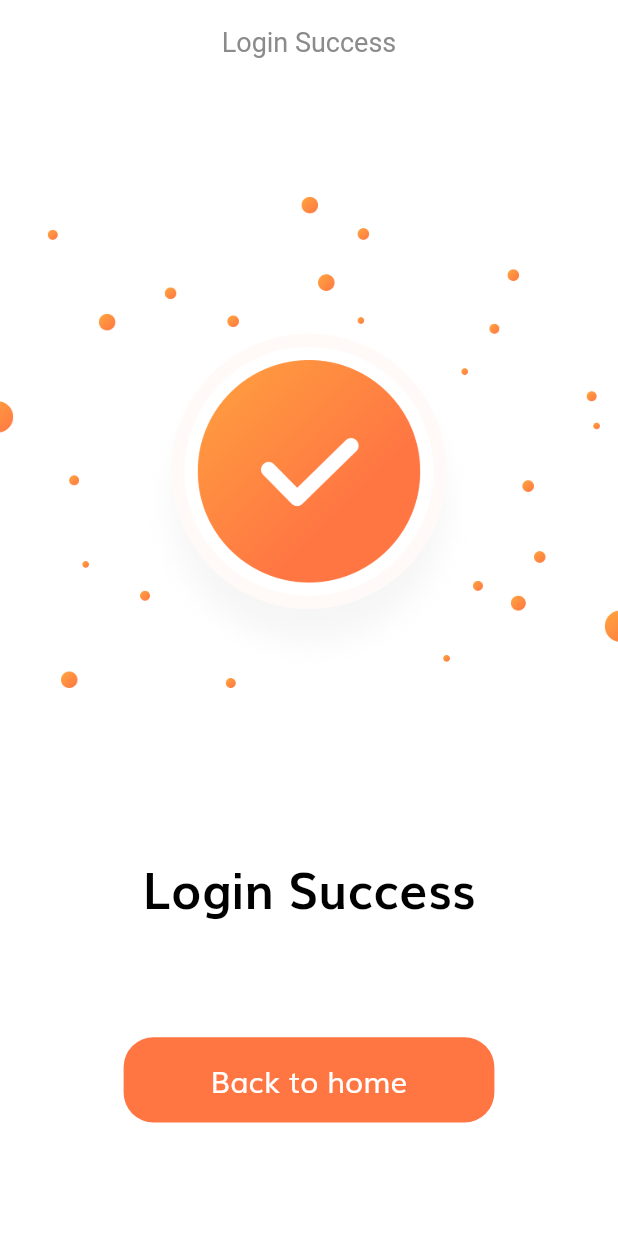
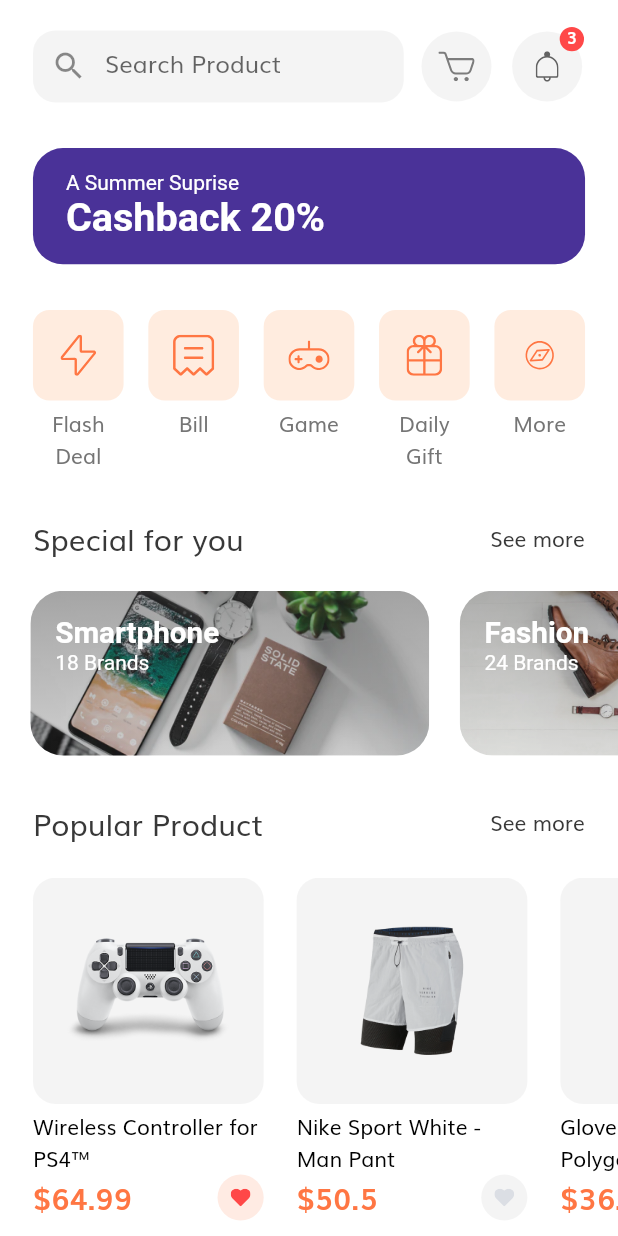
Before and after one commit to DARWINDEV/ecommerce, a Flutter app: the LoginSuccessScreen screen opened by its route, after a tap on "Back to home", on a phone screen of 412 x 824 dp. Run offline on Flutter 3.47's test engine with Material 2 defaults, Android fonts, the phone set to English and light mode, and no system bars; our stand-ins replace flutter_svg.

Commit message:
HomePage

```diff
--- /dev/null
+++ b/lib/src/models/categoriesData.dart
@@ -0,0 +1,7 @@
+List<Map<String, dynamic>> categories = [
+  {'icon': 'assets/icons/Flash Icon.svg', 'text': 'Flash Deal'},
+  {'icon': 'assets/icons/Bill Icon.svg' , 'text': 'Bill'},
+  {'icon': 'assets/icons/Game Icon.svg' , 'text': 'Game'},
+  {'icon': 'assets/icons/Gift Icon.svg' , 'text': 'Daily Gift'},
+  {'icon': 'assets/icons/Discover.svg'   , 'text': 'More'}
+];
--- /dev/null
+++ b/lib/src/models/product.dart
@@ -0,0 +1,103 @@
+import 'package:flutter/material.dart';
+
+class Product {
+  final int id;
+  final String title, description;
+  final List<String> images;
+  final List<Color> colors;
+  final double rating, price;
+  final bool isFavourite, isPopular;
+
+  Product({
+    required this.id,
+    required this.images,
+    required this.colors,
+    this.rating = 0.0,
+    this.isFavourite = false,
+    this.isPopular = false,
+    required this.title,
+    required this.price,
+    required this.description,
+  });
+}
+
+// Our demo Products
+
+List<Product> demoProducts = [
+  Product(
+    id: 1,
+    images: [
+      "assets/images/ps4_console_white_1.png",
+      "assets/images/ps4_console_white_2.png",
+      "assets/images/ps4_console_white_3.png",
+      "assets/images/ps4_console_white_4.png",
+    ],
+    colors: [
+      Color(0xFFF6625E),
+      Color(0xFF836DB8),
+      Color(0xFFDECB9C),
+      Colors.white,
+    ],
+    title: "Wireless Controller for PS4™",
+    price: 64.99,
+    description: description,
+    rating: 4.8,
+    isFavourite: true,
+    isPopular: true,
+  ),
+  Product(
+    id: 2,
+    images: [
+      "assets/images/Image Popular Product 2.png",
+    ],
+    colors: [
+      Color(0xFFF6625E),
+      Color(0xFF836DB8),
+      Color(0xFFDECB9C),
+      Colors.white,
+    ],
+    title: "Nike Sport White - Man Pant",
+    price: 50.5,
+    description: description,
+    rating: 4.1,
+    isPopular: true,
+  ),
+  Product(
+    id: 3,
+    images: [
+      "assets/images/glap.png",
+    ],
+    colors: [
+      Color(0xFFF6625E),
+      Color(0xFF836DB8),
+      Color(0xFFDECB9C),
+      Colors.white,
+    ],
+    title: "Gloves XC Omega - Polygon",
+    price: 36.55,
+    description: description,
+    rating: 4.1,
+    isFavourite: true,
+    isPopular: true,
+  ),
+  Product(
+    id: 4,
+    images: [
+      "assets/images/wireless headset.png",
+    ],
+    colors: [
+      Color(0xFFF6625E),
+      Color(0xFF836DB8),
+      Color(0xFFDECB9C),
+      Colors.white,
+    ],
+    title: "Logitech Head",
+    price: 20.20,
+    description: description,
+    rating: 4.1,
+    isFavourite: true,
+  ),
+];
+
+const String description =
+    "Wireless Controller for PS4™ gives you what you want in your gaming from over precision control your games to sharing …";
--- a/lib/src/routes/routes.dart
+++ b/lib/src/routes/routes.dart
@@ -1,3 +1,4 @@
+import 'package:ecommerce/src/screens/home/components/home_body.dart';
 import 'package:flutter/cupertino.dart';
 
 import 'package:ecommerce/src/screens/complete_profile/components/complete_profile.dart';
@@ -15,5 +16,6 @@ final Map<String, WidgetBuilder> routes = {
   'success'        : (BuildContext context) => LoginSuccessScreen(),
   'signUpScreen'   : (BuildContext context) => SignUpScreen(),
   'completeProfile' : (BuildContext context) => CompleteProfileScreen(),
-  'otp' : (BuildContext context) => OtpScreen()
+  'otp' : (BuildContext context) => OtpScreen(),
+  'homePage' : (BuildContext context) => HomePage()
 };
--- /dev/null
+++ b/lib/src/screens/home/components/alertBtn.dart
@@ -0,0 +1,53 @@
+import 'package:flutter/material.dart';
+
+import 'package:ecommerce/src/utils/size_config.dart';
+import 'package:ecommerce/src/values/constants.dart';
+import 'package:flutter_svg/flutter_svg.dart';
+
+class AlertButton extends StatelessWidget {
+  const AlertButton({
+    Key? key, required this.svgIcon, this.notifies = 0, required this.press,
+  }) : super(key: key);
+
+  final String svgIcon;
+  final num notifies;
+  final Function()? press;
+
+  @override
+  Widget build(BuildContext context) {
+    return InkWell(
+      borderRadius: BorderRadius.circular(46),
+      onTap: press,
+      child: Stack(clipBehavior: Clip.none, children: <Widget>[
+        Container(
+            padding:
+                EdgeInsets.all(getProportionateScreenWidth(12)),
+            height: getProportionateScreenHeight(46),
+            width: getProportionateScreenWidth(46),
+            decoration: BoxDecoration(
+              color: kSecondaryColor.withOpacity(0.1),
+              shape: BoxShape.circle,
+            ),
+            child: SvgPicture.asset(svgIcon)),
+        if(notifies != 0)
+        Positioned(
+          top: -3,
+          right: 0,
+          child: Container(
+            height: getProportionateScreenHeight(16),
+            width: getProportionateScreenWidth(16),
+            decoration: BoxDecoration(
+                color: Color(0xFFFF4848), shape: BoxShape.circle),
+            child: Center(
+                child: Text("$notifies",
+                    style: TextStyle(
+                        color: Colors.white,
+                        height: 1,
+                        fontSize: getProportionateScreenWidth(10),
+                        fontWeight: FontWeight.bold))),
+          ),
+        )
+      ]),
+    );
+  }
+}
--- /dev/null
+++ b/lib/src/screens/home/components/categories.dart
@@ -0,0 +1,59 @@
+import 'package:flutter/material.dart';
+
+import 'package:ecommerce/src/models/categoriesData.dart';
+import 'package:ecommerce/src/utils/size_config.dart';
+import 'package:flutter_svg/svg.dart';
+
+class Categories extends StatelessWidget {
+  const Categories({ Key? key }) : super(key: key);
+
+  @override
+  Widget build(BuildContext context) {
+    return Padding(
+      padding: EdgeInsets.symmetric(horizontal: getProportionateScreenWidth(20)),
+      child: Row(
+        mainAxisAlignment: MainAxisAlignment.spaceBetween,
+        crossAxisAlignment: CrossAxisAlignment.start,
+        children: [
+          ...List.generate(categories.length, (index) => CategoryCard(
+            icon: categories[index]['icon'],
+            text: categories[index]['text'],
+            press: (){}))
+        ],
+      ),
+    );
+  }
+}
+
+
+class CategoryCard extends StatelessWidget {
+  const CategoryCard({ Key? key, required this.icon, required this.text, required this.press}) : super(key: key);
+
+  final String icon, text;
+  final GestureTapCallback press;
+  @override
+  Widget build(BuildContext context) {
+    return GestureDetector(
+      onTap: press,
+      child: SizedBox(
+        width: getProportionateScreenWidth(55),
+        child: Column(
+          children: <Widget>[
+            AspectRatio(aspectRatio: 1,
+             child: Container(
+               padding: EdgeInsets.all(getProportionateScreenWidth(15)),
+               decoration: BoxDecoration(
+                 color: Color(0xffFFECDF),
+                 borderRadius: BorderRadius.circular(getProportionateScreenWidth(10)),
+               ),
+               child: SvgPicture.asset(icon),
+             )
+            ),
+            SizedBox(height: getProportionateScreenHeight(5),),
+            Text(text, textAlign: TextAlign.center,)
+          ],
+        ),
+      ),
+    );
+  }
+}
--- /dev/null
+++ b/lib/src/screens/home/components/header.dart
@@ -0,0 +1,45 @@
+import 'package:flutter/material.dart';
+
+import 'package:ecommerce/src/screens/home/components/alertBtn.dart';
+import 'package:ecommerce/src/utils/size_config.dart';
+import 'package:ecommerce/src/values/constants.dart';
+
+class Header extends StatelessWidget {
+  const Header({
+    Key? key,
+  }) : super(key: key);
+
+  @override
+  Widget build(BuildContext context) {
+    return Padding(
+      padding: EdgeInsets.symmetric(
+          horizontal: getProportionateScreenWidth(20)),
+      child: Row(
+        mainAxisAlignment: MainAxisAlignment.spaceBetween,
+        children: <Widget>[
+          Container(
+            width: SizeConfig.screenWidth! * 0.6,
+            // height: getProportionateScreenHeight(50),
+            decoration: BoxDecoration(
+                color: kSecondaryColor.withOpacity(0.1),
+                borderRadius: BorderRadius.circular(15)),
+            child: TextFormField(
+              decoration: InputDecoration(
+                enabledBorder: InputBorder.none,
+                focusedBorder: InputBorder.none,
+                hintText: 'Search Product',
+                prefixIcon: Icon(Icons.search),
+                contentPadding: EdgeInsets.symmetric(
+                    vertical: getProportionateScreenHeight(9),
+                    horizontal: getProportionateScreenWidth(20)),
+              ),
+              onChanged: (value) {},
+            ),
+          ),
+          AlertButton(svgIcon: 'assets/icons/Cart Icon.svg', notifies: 0, press: (){},),
+          AlertButton(svgIcon: 'assets/icons/Bell.svg', notifies: 3, press: (){},)
+        ],
+      ),
+    );
+  }
+}
--- /dev/null
+++ b/lib/src/screens/home/components/home.dart
@@ -0,0 +1,33 @@
+import 'package:ecommerce/src/models/product.dart';
+import 'package:ecommerce/src/screens/home/components/categories.dart';
+import 'package:ecommerce/src/screens/home/components/header.dart';
+import 'package:ecommerce/src/screens/home/components/popular_products.dart';
+import 'package:flutter/material.dart';
+
+import 'package:ecommerce/src/screens/home/components/saleBanner.dart';
+import 'package:ecommerce/src/screens/home/components/specialOfferCard.dart';
+import 'package:ecommerce/src/utils/size_config.dart';
+
+class HomePageBody extends StatelessWidget {
+  @override
+  Widget build(BuildContext context) {
+    return SafeArea(
+        child: SingleChildScrollView(
+      physics: BouncingScrollPhysics(),
+      child: Column(
+        children: <Widget>[
+          SizedBox(height: getProportionateScreenHeight(20)),
+          Header(),
+          SizedBox(height: getProportionateScreenHeight(30)),
+          SaleBanner(title: 'A Summer Suprise\n', saleText: 'Cashback 20%'),
+          SizedBox(height: getProportionateScreenHeight(30)),
+          Categories(),
+          SizedBox(height: getProportionateScreenHeight(30)),
+          SpecialOffertCard(),
+          SizedBox(height: getProportionateScreenHeight(30)),
+          PopularProducts()
+        ],
+      ),
+    ));
+  }
+}
--- /dev/null
+++ b/lib/src/screens/home/components/home_body.dart
@@ -0,0 +1,14 @@
+import 'package:flutter/material.dart';
+
+import 'package:ecommerce/src/screens/home/components/home.dart';
+
+
+class HomePage extends StatelessWidget {
+
+  @override
+  Widget build(BuildContext context) {
+    return Scaffold(
+      body: HomePageBody()
+   );
+  }
+}
--- /dev/null
+++ b/lib/src/screens/home/components/popular_products.dart
@@ -0,0 +1,35 @@
+import 'package:flutter/material.dart';
+
+import 'package:ecommerce/src/screens/home/components/recommendations_title.dart';
+import 'package:ecommerce/src/screens/home/components/product_card.dart';
+import 'package:ecommerce/src/utils/size_config.dart';
+import 'package:ecommerce/src/models/product.dart';
+
+class PopularProducts extends StatelessWidget {
+  const PopularProducts({
+    Key? key,
+  }) : super(key: key);
+
+  @override
+  Widget build(BuildContext context) {
+    return Column(
+      children: [
+        RecomentarionsTitle(header: 'Popular Product', seeMore: () {}),
+        SizedBox(height: getProportionateScreenWidth(20)),
+        SingleChildScrollView(
+          scrollDirection: Axis.horizontal,
+          physics: BouncingScrollPhysics(),
+          child: Row(
+            children: [
+              ...List.generate(demoProducts.length,
+                  (index) => ProductCard(product: demoProducts[index])),
+              SizedBox(
+                width: getProportionateScreenWidth(20),
+              )
+            ],
+          ),
+        ),
+      ],
+    );
+  }
+}
--- /dev/null
+++ b/lib/src/screens/home/components/product_card.dart
@@ -0,0 +1,65 @@
+import 'package:flutter/material.dart';
+
+import 'package:ecommerce/src/utils/size_config.dart';
+import 'package:ecommerce/src/values/constants.dart';
+import 'package:ecommerce/src/models/product.dart';
+import 'package:flutter_svg/svg.dart';
+
+class ProductCard extends StatelessWidget {
+  const ProductCard({
+    Key? key, this.width = 140, this.aRatio = 1.02, required this.product,
+  }) : super(key: key);
+
+  final double width,aRatio;
+  final Product product;
+
+  @override
+  Widget build(BuildContext context) {
+    return Padding(
+      padding: EdgeInsets.only(left: getProportionateScreenWidth(20)),
+      child: SizedBox(
+        width: getProportionateScreenWidth(width),
+        child: Column(
+          crossAxisAlignment: CrossAxisAlignment.start,
+          children: <Widget>[
+            AspectRatio(
+              aspectRatio: aRatio,
+              child: Container(
+                padding: EdgeInsets.all(getProportionateScreenWidth(20)),
+                decoration: BoxDecoration(
+                    color: kSecondaryColor.withOpacity(0.1),
+                    borderRadius: BorderRadius.circular(15)),
+                child: Image.asset(product.images[0]),
+              ),
+            ),
+
+            const SizedBox(height: 5),
+
+            Text(product.title,
+                style: TextStyle(color: Colors.black), maxLines: 2),
+            Row(
+              mainAxisAlignment: MainAxisAlignment.spaceBetween,
+              children: [
+                Text(
+                  '\$${product.price}',
+                  style: TextStyle(fontSize: getProportionateScreenWidth(18), fontWeight: FontWeight.bold, color: kPrimaryColor),
+                ),
+                InkWell(
+                  borderRadius: BorderRadius.circular(getProportionateScreenWidth(30)),
+                  child: Container(
+                    padding: EdgeInsets.all(getProportionateScreenWidth(8)),
+                    width: getProportionateScreenWidth(28),
+                    height: getProportionateScreenWidth(28),
+                    decoration: BoxDecoration(color: product.isFavourite? kPrimaryColor.withOpacity(0.15) : kSecondaryColor.withOpacity(0.1), shape: BoxShape.circle),
+                    child: SvgPicture.asset('assets/icons/Heart Icon_2.svg', color: product.isFavourite ? Color(0xFFFF4848) : Color(0xFFDBDEE4),),
+                  ),
+                  onTap: (){},
+                )
+              ],
+            )
+          ],
+        ),
+      ),
+    );
+  }
+}
--- /dev/null
+++ b/lib/src/screens/home/components/recommendations_title.dart
@@ -0,0 +1,24 @@
+import 'package:flutter/material.dart';
+
+import 'package:ecommerce/src/utils/size_config.dart';
+
+class RecomentarionsTitle extends StatelessWidget {
+  const RecomentarionsTitle({ Key? key, required this.header, required this.seeMore }) : super(key: key);
+
+  final String header;
+  final Function()? seeMore;
+
+  @override
+  Widget build(BuildContext context) {
+    return Padding(
+      padding: EdgeInsets.symmetric(horizontal: getProportionateScreenWidth(20)),
+      child: Row(
+        mainAxisAlignment: MainAxisAlignment.spaceBetween,
+        children: <Widget>[
+          Text(header, style: TextStyle(fontSize: getProportionateScreenWidth(18), color: Color(0xff383838)),),
+          InkWell(onTap: seeMore, child: Text('See more', style: TextStyle(color: Color(0xff383838)),))
+        ],
+      ),
+    );
+  }
+}
--- /dev/null
+++ b/lib/src/screens/home/components/saleBanner.dart
@@ -0,0 +1,37 @@
+import 'package:flutter/material.dart';
+
+import 'package:ecommerce/src/utils/size_config.dart';
+
+class SaleBanner extends StatelessWidget {
+  const SaleBanner({
+    Key? key,
+    required this.title,
+    required this.saleText,
+  }) : super(key: key);
+
+  final String title;
+  final String saleText;
+
+  @override
+  Widget build(BuildContext context) {
+    return Container(
+      margin: EdgeInsets.symmetric(horizontal: getProportionateScreenWidth(20)),
+      padding: EdgeInsets.symmetric(
+          horizontal: getProportionateScreenWidth(20),
+          vertical: getProportionateScreenHeight(15)),
+      width: double.infinity,
+      decoration: BoxDecoration(
+          color: Color(0xFF4A3298), borderRadius: BorderRadius.circular(20)),
+      child: Text.rich(TextSpan(
+          text: title,
+          style: TextStyle(color: Colors.white),
+          children: [
+            TextSpan(
+                text: saleText,
+                style: TextStyle(
+                    fontSize: getProportionateScreenWidth(24),
+                    fontWeight: FontWeight.bold))
+          ])),
+    );
+  }
+}
--- /dev/null
+++ b/lib/src/screens/home/components/specialOfferCard.dart
@@ -0,0 +1,104 @@
+import 'package:flutter/material.dart';
+
+import 'package:ecommerce/src/screens/home/components/recommendations_title.dart';
+import 'package:ecommerce/src/utils/size_config.dart';
+
+class SpecialOffertCard extends StatelessWidget {
+  const SpecialOffertCard({
+    Key? key,
+  }) : super(key: key);
+
+  @override
+  Widget build(BuildContext context) {
+    return Column(
+      children: [
+        RecomentarionsTitle(
+          header: 'Special for you',
+          seeMore: () {},
+        ),
+        SizedBox(height: getProportionateScreenHeight(20)),
+        SingleChildScrollView(
+          scrollDirection: Axis.horizontal,
+          physics: BouncingScrollPhysics(),
+          child: Row(
+            children: [
+              Sales(
+                img: 'assets/images/Image Banner 2.png',
+                category: 'Smartphone',
+                numOfBrands: 18,
+                press: () {},
+              ),
+              Sales(
+                img: 'assets/images/Image Banner 3.png',
+                category: 'Fashion',
+                numOfBrands: 24,
+                press: () {},
+              ),
+              SizedBox(
+                width: getProportionateScreenWidth(18),
+              )
+            ],
+          ),
+        ),
+      ],
+    );
+  }
+}
+
+class Sales extends StatelessWidget {
+  const Sales({
+    Key? key,
+    required this.category,
+    required this.img,
+    required this.numOfBrands,
+    required this.press,
+  }) : super(key: key);
+
+  final String category, img;
+  final int numOfBrands;
+  final Function() press;
+
+  @override
+  Widget build(BuildContext context) {
+    return Padding(
+      padding: EdgeInsets.only(left: getProportionateScreenHeight(20)),
+      child: SizedBox(
+        width: getProportionateScreenWidth(242),
+        height: getProportionateScreenWidth(100),
+        child: ClipRRect(
+          borderRadius: BorderRadius.circular(getProportionateScreenWidth(20)),
+          child: Stack(
+            children: [
+              Image.asset(img, fit: BoxFit.cover),
+              Container(
+                decoration: BoxDecoration(
+                    gradient: LinearGradient(
+                        begin: Alignment.topCenter,
+                        end: Alignment.bottomCenter,
+                        colors: [
+                      Color(0xff343434).withOpacity(0.4),
+                      Color(0xff343434).withOpacity(0.15),
+                    ])),
+              ),
+              Padding(
+                padding: EdgeInsets.symmetric(
+                  horizontal: getProportionateScreenWidth(15),
+                  vertical: getProportionateScreenWidth(15),
+                ),
+                child: Text.rich(
+                    TextSpan(style: TextStyle(color: Colors.white), children: [
+                  TextSpan(
+                      text: '$category\n',
+                      style: TextStyle(
+                          fontSize: getProportionateScreenWidth(18),
+                          fontWeight: FontWeight.bold)),
+                  TextSpan(text: '$numOfBrands Brands')
+                ])),
+              )
+            ],
+          ),
+        ),
+      ),
+    );
+  }
+}
--- a/lib/src/screens/login_success/components/sucessBody.dart
+++ b/lib/src/screens/login_success/components/sucessBody.dart
@@ -26,7 +26,7 @@ class SuccessBody extends StatelessWidget {
         Spacer(),
         SizedBox(
           width: SizeConfig.screenWidth! * 0.6,
-          child: GenericButton(text: "Back to home", press: (){},),
+          child: GenericButton(text: "Back to home", press: () => Navigator.pushNamed(context, 'homePage')),
         ),
         Spacer()
       ],
```
